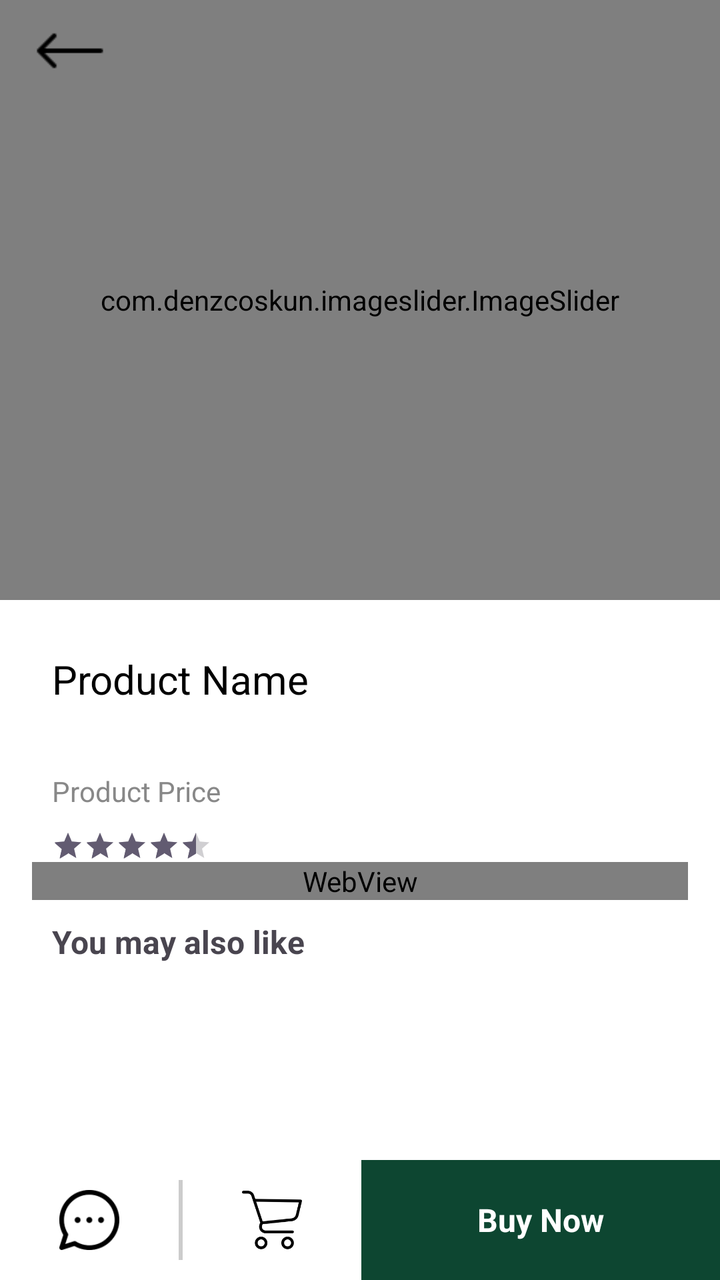
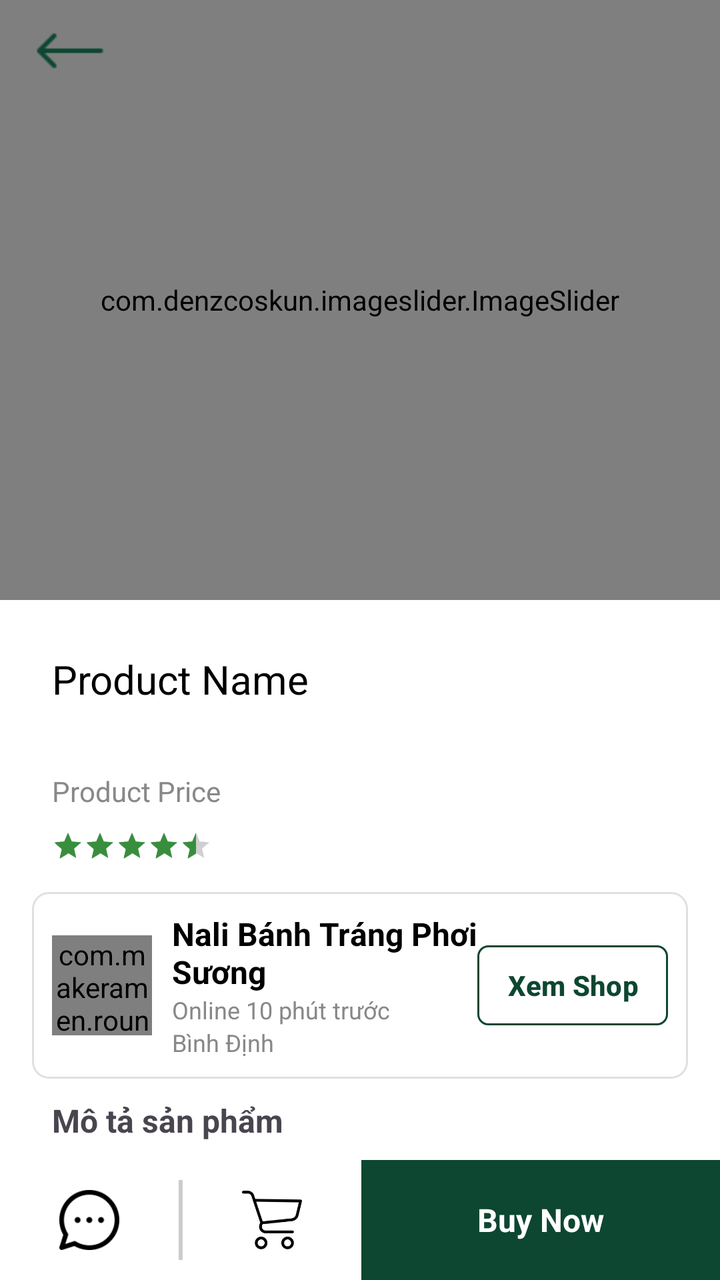

Screens rendered from an Android XML layout before and after an edit, with the pre-edit source and the edit as a unified diff.
<!-- AndroidManifest.xml: application theme Theme.DietarySupplementShop -->
<!-- res/layout/activity_product_info.xml -->
<?xml version="1.0" encoding="utf-8"?>
<androidx.coordinatorlayout.widget.CoordinatorLayout xmlns:android="http://schemas.android.com/apk/res/android"
    xmlns:app="http://schemas.android.com/apk/res-auto"
    xmlns:tools="http://schemas.android.com/tools"
    android:layout_width="match_parent"
    android:layout_height="match_parent"
    tools:context=".ProductInfoActivity">



    <com.denzcoskun.imageslider.ImageSlider
        android:id="@+id/imageSlider"
        android:layout_width="match_parent"
        android:layout_height="300dp"
        app:iss_auto_cycle="true"
        app:iss_corner_radius="20"
        app:iss_delay="2000"
        app:iss_period="2000"
        app:iss_title_background="@color/white"
        app:layout_constraintTop_toTopOf="parent" />

    <com.google.android.material.appbar.AppBarLayout
        android:id="@+id/appBarLayout"
        android:layout_width="match_parent"
        android:layout_height="wrap_content"
        android:background="@android:color/transparent"
        android:fitsSystemWindows="true">

        <ImageButton
            android:id="@+id/backButton"
            android:layout_width="50dp"
            android:layout_height="50dp"
            android:layout_alignParentStart="true"
            android:layout_marginStart="10dp"
            android:layout_marginEnd="10dp"
            android:background="@android:color/transparent"
            android:contentDescription="@string/cart"
            android:padding="7dp"
            android:scaleType="fitCenter"
            android:src="@drawable/back_arrow_ic" />
    </com.google.android.material.appbar.AppBarLayout>

    <androidx.core.widget.NestedScrollView
        android:layout_width="match_parent"
        android:layout_height="wrap_content"
        android:layout_marginTop="300dp">

        <LinearLayout
            android:id="@+id/basicInfoContain"
            android:layout_width="match_parent"
            android:layout_height="wrap_content"
            android:orientation="vertical"
            android:padding="16dp"
            tools:ignore="WebViewLayout">

            
            <TextView
                android:id="@+id/productNameTextView"
                android:layout_width="wrap_content"
                android:layout_height="50dp"
                android:layout_marginStart="10dp"
                android:layout_marginTop="10dp"
                android:layout_marginEnd="10dp"
                android:ellipsize="end"
                android:maxLines="2"
                android:text="Product Name"
                android:textColor="#000"
                android:textSize="20sp" />

            
            <TextView
                android:id="@+id/productPriceTextView"
                android:layout_width="wrap_content"
                android:layout_height="wrap_content"
                android:layout_marginStart="10dp"
                android:layout_marginTop="10dp"
                android:layout_marginEnd="10dp"
                android:text="Product Price"
                android:textColor="#888"
                android:textSize="14sp" />

            
            <RatingBar
                android:id="@+id/ratingBar"
                style="@android:style/Widget.DeviceDefault.Light.RatingBar.Small"
                android:layout_width="wrap_content"
                android:layout_height="wrap_content"
                android:layout_marginStart="10dp"
                android:layout_marginTop="10dp"
                android:layout_marginEnd="10dp"
                android:isIndicator="true"
                android:numStars="5"
                android:rating="4.5"
                android:stepSize="0.5" />

            <WebView
                android:id="@+id/productWebView"
                android:layout_width="match_parent"
                android:layout_height="wrap_content"
                app:layout_behavior="@string/appbar_scrolling_view_behavior"
                app:layout_constraintTop_toBottomOf="@id/basicInfoContain" />


            <TextView
                android:id="@+id/textRelatedProduct"
                android:layout_width="match_parent"
                android:layout_height="wrap_content"
                android:layout_marginStart="10dp"
                android:layout_marginTop="10dp"
                android:layout_marginEnd="10dp"
                android:text="You may also like"
                android:textSize="16dp"
                android:textStyle="bold"
                app:layout_constraintTop_toBottomOf="@id/productWebView"

                />

            <androidx.recyclerview.widget.RecyclerView
                android:id="@+id/recyclerView"
                android:layout_width="match_parent"
                android:layout_height="wrap_content"
                android:layout_marginStart="10dp"
                android:layout_marginTop="10dp"
                android:layout_marginEnd="10dp"
                app:layout_behavior="@string/appbar_scrolling_view_behavior"
                app:layout_constraintTop_toBottomOf="@id/textRelatedProduct" />
        </LinearLayout>

    </androidx.core.widget.NestedScrollView>


    <LinearLayout
        android:layout_width="match_parent"
        android:layout_height="60dp"
        app:layout_behavior="com.google.android.material.behavior.HideBottomViewOnScrollBehavior"
        android:layout_gravity="bottom"
        android:background="@color/white"
        android:gravity="center_vertical"
        android:orientation="horizontal"
        >

        <ImageView
            android:id="@+id/messengerIcon"
            android:layout_width="0dp"
            android:layout_height="60dp"
            android:layout_weight="0.5"
            android:padding="15dp"
            android:contentDescription="Messenger"
            android:src="@drawable/messenger_icon"
             />

        <View
            android:layout_width="2dp"
            android:layout_height="40dp"
            android:layout_gravity="center_vertical"
            android:background="#CCCCCC" />

        <ImageView
            android:id="@+id/cartIcon"
            android:layout_width="0dp"
            android:layout_height="60dp"
            android:layout_weight="0.5"
            android:padding="15dp"
            android:contentDescription="Add to Cart"
            android:src="@drawable/shopping_cart_icon"
           />

        <TextView
            android:id="@+id/buyNowText"
            android:layout_width="0dp"
            android:layout_height="60dp"
            android:layout_weight="1"
            android:text="Buy Now"
            android:textSize="16sp"
            android:textStyle="bold"
            android:gravity="center"
            android:textColor="@color/white"
            android:background="@color/color_app" />
    </LinearLayout>

    <FrameLayout
        android:id="@+id/frameLoading"
        android:layout_width="match_parent"
        android:layout_height="match_parent"
        android:background="#1A000000"
        android:layout_gravity="center"
        android:visibility="gone"
        >
        <com.airbnb.lottie.LottieAnimationView
            android:id="@+id/animationView"
            android:layout_width="150dp"
            android:layout_height="150dp"
            android:layout_gravity="center"
            app:lottie_rawRes="@raw/loading"
            app:lottie_autoPlay="true"
            app:lottie_loop="true"/>
    </FrameLayout>


</androidx.coordinatorlayout.widget.CoordinatorLayout>
<!-- resources referenced by this layout -->
<resources>
  <color name="color_app">#0D4631</color>
  <color name="white">#FFFFFFFF</color>
  <!-- drawable back_arrow_ic: png bitmap (drawable, 224 bytes) -->
  <!-- drawable messenger_icon: png bitmap (drawable, 2073 bytes) -->
  <!-- drawable shopping_cart_icon: png bitmap (drawable, 4122 bytes) -->
  <string name="cart">Cart</string>
  <style name="Theme.DietarySupplementShop" parent="Base.Theme.DietarySupplementShop" />
  <style name="Base.Theme.DietarySupplementShop" parent="Theme.Material3.DayNight.NoActionBar">
          <item name="android:windowBackground">@color/white</item>
          <item name="android:statusBarColor">@android:color/transparent</item>
          <item name="android:windowTranslucentNavigation">true</item>
          <item name="android:windowActivityTransitions">true</item>=
      </style>
</resources>

<!-- the commit's change to res/layout/activity_product_info.xml (unified diff, before → after) -->
@@ -5,8 +5,6 @@
     android:layout_width="match_parent"
     android:layout_height="match_parent"
     tools:context=".ProductInfoActivity">
-
-
 
     <com.denzcoskun.imageslider.ImageSlider
         android:id="@+id/imageSlider"
@@ -37,7 +35,9 @@
             android:contentDescription="@string/cart"
             android:padding="7dp"
             android:scaleType="fitCenter"
-            android:src="@drawable/back_arrow_ic" />
+            android:src="@drawable/back_arrow_ic"
+            android:tint="@color/color_app"
+            tools:ignore="UseAppTint" />
     </com.google.android.material.appbar.AppBarLayout>
 
     <androidx.core.widget.NestedScrollView
@@ -50,10 +50,8 @@
             android:layout_width="match_parent"
             android:layout_height="wrap_content"
             android:orientation="vertical"
-            android:padding="16dp"
-            tools:ignore="WebViewLayout">
-
-            
+            android:padding="16dp">
+
             <TextView
                 android:id="@+id/productNameTextView"
                 android:layout_width="wrap_content"
@@ -67,7 +65,6 @@
                 android:textColor="#000"
                 android:textSize="20sp" />
 
-            
             <TextView
                 android:id="@+id/productPriceTextView"
                 android:layout_width="wrap_content"
@@ -79,7 +76,6 @@
                 android:textColor="#888"
                 android:textSize="14sp" />
 
-            
             <RatingBar
                 android:id="@+id/ratingBar"
                 style="@android:style/Widget.DeviceDefault.Light.RatingBar.Small"
@@ -93,13 +89,106 @@
                 android:rating="4.5"
                 android:stepSize="0.5" />
 
-            <WebView
-                android:id="@+id/productWebView"
-                android:layout_width="match_parent"
-                android:layout_height="wrap_content"
-                app:layout_behavior="@string/appbar_scrolling_view_behavior"
-                app:layout_constraintTop_toBottomOf="@id/basicInfoContain" />
-
+            <LinearLayout
+                android:id="@+id/shopInfoContainer"
+                android:layout_width="match_parent"
+                android:layout_height="wrap_content"
+                android:layout_marginTop="15dp"
+                android:background="@drawable/shop_info_background"
+                android:gravity="center_vertical"
+                android:orientation="horizontal"
+                android:padding="10dp">
+
+                <com.makeramen.roundedimageview.RoundedImageView
+                    android:id="@+id/shopAvatarImageView"
+                    android:layout_width="50dp"
+                    android:layout_height="50dp"
+                    android:scaleType="centerCrop"
+                    android:src="@drawable/logo_2"
+                    app:riv_corner_radius="25dp" />
+
+                <LinearLayout
+                    android:layout_width="0dp"
+                    android:layout_height="wrap_content"
+                    android:layout_marginStart="10dp"
+                    android:layout_weight="1"
+                    android:orientation="vertical">
+
+                    <TextView
+                        android:id="@+id/shopNameTextView"
+                        android:layout_width="wrap_content"
+                        android:layout_height="wrap_content"
+                        android:text="Nali Bánh Tráng Phơi Sương"
+                        android:textColor="#000"
+                        android:textSize="16sp"
+                        android:textStyle="bold" />
+
+                    <TextView
+                        android:id="@+id/shopStatusTextView"
+                        android:layout_width="wrap_content"
+                        android:layout_height="wrap_content"
+                        android:text="Online 10 phút trước"
+                        android:textColor="#888"
+                        android:textSize="12sp" />
+
+                    <TextView
+                        android:id="@+id/shopLocationTextView"
+                        android:layout_width="wrap_content"
+                        android:layout_height="wrap_content"
+                        android:text="Bình Định"
+                        android:textColor="#888"
+                        android:textSize="12sp" />
+
+                </LinearLayout>
+
+                <Button
+                    android:id="@+id/viewShopButton"
+                    android:layout_width="wrap_content"
+                    android:layout_height="40dp"
+                    android:background="@drawable/button_border_background"
+                    android:paddingStart="15dp"
+                    android:paddingEnd="15dp"
+                    android:text="Xem Shop"
+                    android:textColor="@color/color_app"
+                    android:textStyle="bold" />
+            </LinearLayout>
+            <TextView
+                android:id="@+id/textDescriptionProduct"
+                android:layout_width="match_parent"
+                android:layout_height="wrap_content"
+                android:layout_marginStart="10dp"
+                android:layout_marginTop="10dp"
+                android:layout_marginEnd="10dp"
+                android:text="Mô tả sản phẩm"
+                android:textSize="16dp"
+                android:textStyle="bold" />
+            <TextView
+                android:id="@+id/productDescriptionTextView"
+                android:layout_width="match_parent"
+                android:layout_height="wrap_content"
+                android:layout_marginStart="10dp"
+                android:layout_marginTop="10dp"
+                android:layout_marginEnd="10dp"
+                android:ellipsize="end"
+                android:maxLines="9999"
+                android:text="Đây là một đoạn mô tả sản phẩm rất dài và chi tiết, cung cấp tất cả thông tin cần thiết về sản phẩm từ chất liệu, công dụng, cách sử dụng cho đến những lợi ích mà nó mang lại cho người dùng. Đoạn mô tả này được viết ra để khách hàng có cái nhìn tổng quan nhất trước khi quyết định mua sản phẩm. Nó bao gồm nhiều đoạn văn khác nhau để trình bày rõ ràng các khía cạnh khác nhau của sản phẩm."
+                android:textColor="#333"
+                android:textSize="14sp" />
+
+            <TextView
+                android:id="@+id/readMoreTextView"
+                android:layout_width="wrap_content"
+                android:layout_height="wrap_content"
+                android:layout_marginStart="10dp"
+                android:layout_marginTop="5dp"
+                android:layout_marginBottom="10dp"
+                android:background="?android:attr/selectableItemBackground"
+                android:clickable="true"
+                android:focusable="true"
+                android:text="Xem thêm"
+                android:textColor="@color/color_app"
+                android:textStyle="bold"
+                android:visibility="gone" />
 
             <TextView
                 android:id="@+id/textRelatedProduct"
@@ -110,10 +199,7 @@
                 android:layout_marginEnd="10dp"
                 android:text="You may also like"
                 android:textSize="16dp"
-                android:textStyle="bold"
-                app:layout_constraintTop_toBottomOf="@id/productWebView"
-
-                />
+                android:textStyle="bold" />
 
             <androidx.recyclerview.widget.RecyclerView
                 android:id="@+id/recyclerView"
@@ -122,32 +208,27 @@
                 android:layout_marginStart="10dp"
                 android:layout_marginTop="10dp"
                 android:layout_marginEnd="10dp"
-                app:layout_behavior="@string/appbar_scrolling_view_behavior"
-                app:layout_constraintTop_toBottomOf="@id/textRelatedProduct" />
+                app:layout_behavior="@string/appbar_scrolling_view_behavior" />
         </LinearLayout>
-
     </androidx.core.widget.NestedScrollView>
 
-
     <LinearLayout
         android:layout_width="match_parent"
         android:layout_height="60dp"
-        app:layout_behavior="com.google.android.material.behavior.HideBottomViewOnScrollBehavior"
         android:layout_gravity="bottom"
         android:background="@color/white"
         android:gravity="center_vertical"
         android:orientation="horizontal"
-        >
+        app:layout_behavior="com.google.android.material.behavior.HideBottomViewOnScrollBehavior">
 
         <ImageView
             android:id="@+id/messengerIcon"
             android:layout_width="0dp"
             android:layout_height="60dp"
             android:layout_weight="0.5"
+            android:contentDescription="Messenger"
             android:padding="15dp"
-            android:contentDescription="Messenger"
-            android:src="@drawable/messenger_icon"
-             />
+            android:src="@drawable/messenger_icon" />
 
         <View
             android:layout_width="2dp"
@@ -160,41 +241,39 @@
             android:layout_width="0dp"
             android:layout_height="60dp"
             android:layout_weight="0.5"
+            android:contentDescription="Add to Cart"
             android:padding="15dp"
-            android:contentDescription="Add to Cart"
-            android:src="@drawable/shopping_cart_icon"
-           />
+            android:src="@drawable/shopping_cart_icon" />
 
         <TextView
             android:id="@+id/buyNowText"
             android:layout_width="0dp"
             android:layout_height="60dp"
             android:layout_weight="1"
+            android:background="@color/color_app"
+            android:gravity="center"
             android:text="Buy Now"
+            android:textColor="@color/white"
             android:textSize="16sp"
-            android:textStyle="bold"
-            android:gravity="center"
-            android:textColor="@color/white"
-            android:background="@color/color_app" />
+            android:textStyle="bold" />
     </LinearLayout>
 
     <FrameLayout
         android:id="@+id/frameLoading"
         android:layout_width="match_parent"
         android:layout_height="match_parent"
+        android:layout_gravity="center"
         android:background="#1A000000"
-        android:layout_gravity="center"
-        android:visibility="gone"
-        >
+        android:visibility="gone">
+
         <com.airbnb.lottie.LottieAnimationView
             android:id="@+id/animationView"
             android:layout_width="150dp"
             android:layout_height="150dp"
             android:layout_gravity="center"
-            app:lottie_rawRes="@raw/loading"
             app:lottie_autoPlay="true"
-            app:lottie_loop="true"/>
+            app:lottie_loop="true"
+            app:lottie_rawRes="@raw/loading" />
     </FrameLayout>
 
-
 </androidx.coordinatorlayout.widget.CoordinatorLayout>
<!-- resource entries referenced after the edit -->
@@ -3,7 +3,22 @@
   <color name="color_app">#0D4631</color>
   <color name="white">#FFFFFFFF</color>
   <!-- drawable back_arrow_ic: png bitmap (drawable, 224 bytes) -->
+  <!-- drawable button_border_background (drawable) -->
+  <?xml version="1.0" encoding="utf-8"?>
+  <shape xmlns:android="http://schemas.android.com/apk/res/android">
+      <solid android:color="@android:color/transparent" />
+      <stroke android:width="1dp" android:color="@color/color_app" />
+      <corners android:radius="5dp" />
+  </shape>
+  <!-- drawable logo_2: png bitmap (drawable, 57019 bytes) -->
   <!-- drawable messenger_icon: png bitmap (drawable, 2073 bytes) -->
+  <!-- drawable shop_info_background (drawable) -->
+  <?xml version="1.0" encoding="utf-8"?>
+  <shape xmlns:android="http://schemas.android.com/apk/res/android">
+      <solid android:color="@android:color/white" />
+      <stroke android:width="1dp" android:color="#E0E0E0" />
+      <corners android:radius="8dp" />
+  </shape>
   <!-- drawable shopping_cart_icon: png bitmap (drawable, 4122 bytes) -->
   <string name="cart">Cart</string>
   <style name="Theme.DietarySupplementShop" parent="Base.Theme.DietarySupplementShop" />
@@ -11,7 +26,12 @@
           <item name="android:windowBackground">@color/white</item>
           <item name="android:statusBarColor">@android:color/transparent</item>
           <item name="android:windowTranslucentNavigation">true</item>
-          <item name="android:windowActivityTransitions">true</item>=
+          <item name="android:windowActivityTransitions">true</item>
+  
+          <item name="colorPrimary">@color/color_app</item>
+          <item name="colorOnPrimary">#FFFFFF</item>
+          <item name="colorPrimaryContainer">#A5D6A7</item>
+          <item name="colorSecondary">#388E3C</item>
       </style>
 </resources>
 
